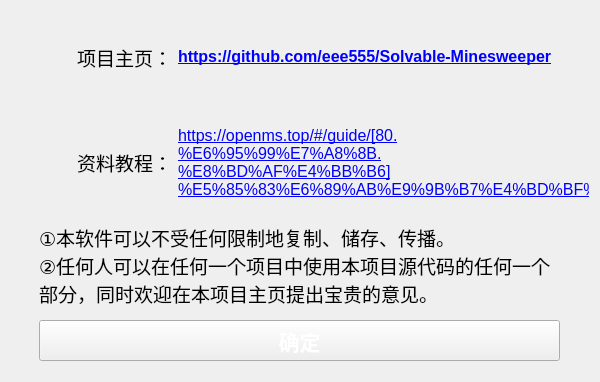
First picture: the form in uiFiles/ui_about.ui, repository eee555/Metasweeper, before the edit.
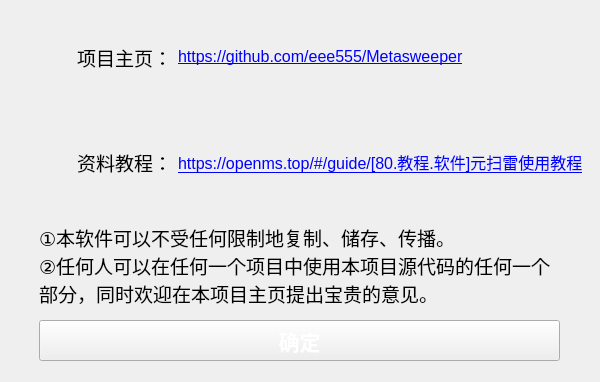
Second picture: the form after the edit. Icons and pictures are not drawn.

```diff
--- a/uiFiles/ui_about.ui
+++ b/uiFiles/ui_about.ui
@@ -116,7 +116,7 @@
         <string notr="true"/>
        </property>
        <property name="text">
-        <string notr="true">&lt;html&gt;&lt;head/&gt;&lt;body&gt;&lt;p&gt;&lt;a href=&quot;https://github.com/eee555/Solvable-Minesweeper&quot;&gt;&lt;span style=&quot; font-size:12pt; font-weight:600; text-decoration: underline; color:#0000ff;&quot;&gt;https://github.com/eee555/Solvable-Minesweeper&lt;/span&gt;&lt;/a&gt;&lt;/p&gt;&lt;/body&gt;&lt;/html&gt;</string>
+        <string notr="true">&lt;html&gt;&lt;head/&gt;&lt;body&gt;&lt;p&gt;&lt;a href=&quot;https://github.com/eee555/Metasweeper&quot;&gt;&lt;span style=&quot; text-decoration: underline; color:#0000ff;&quot;&gt;https://github.com/eee555/Metasweeper&lt;/span&gt;&lt;/a&gt;&lt;/p&gt;&lt;/body&gt;&lt;/html&gt;</string>
        </property>
        <property name="textFormat">
         <enum>Qt::RichText</enum>
@@ -212,7 +212,7 @@
         <enum>Qt::LeftToRight</enum>
        </property>
        <property name="text">
-        <string notr="true">&lt;html&gt;&lt;head/&gt;&lt;body&gt;&lt;p&gt;&lt;a href=&quot;https://openms.top/#/guide/[80.%E6%95%99%E7%A8%8B.%E8%BD%AF%E4%BB%B6]%E5%85%83%E6%89%AB%E9%9B%B7%E4%BD%BF%E7%94%A8%E6%95%99%E7%A8%8B&quot;&gt;&lt;span style=&quot; text-decoration: underline; color:#0000ff;&quot;&gt;https://openms.top/#/guide/[80.%E6%95%99%E7%A8%8B.%E8%BD%AF%E4%BB%B6]%E5%85%83%E6%89%AB%E9%9B%B7%E4%BD%BF%E7%94%A8%E6%95%99%E7%A8%8B&lt;/span&gt;&lt;/a&gt;&lt;/p&gt;&lt;/body&gt;&lt;/html&gt;</string>
+        <string notr="true">&lt;html&gt;&lt;head/&gt;&lt;body&gt;&lt;p&gt;&lt;a href=&quot;https://openms.top/#/guide/[80.教程.软件]元扫雷使用教程&quot;&gt;&lt;span style=&quot; text-decoration: underline; color:#0000ff;&quot;&gt;https://openms.top/#/guide/[80.教程.软件]元扫雷使用教程&lt;/span&gt;&lt;/a&gt;&lt;/p&gt;&lt;/body&gt;&lt;/html&gt;</string>
        </property>
        <property name="textFormat">
         <enum>Qt::RichText</enum>
```
Left out of the diff: 2 changed lines with no effect on the pictures.
